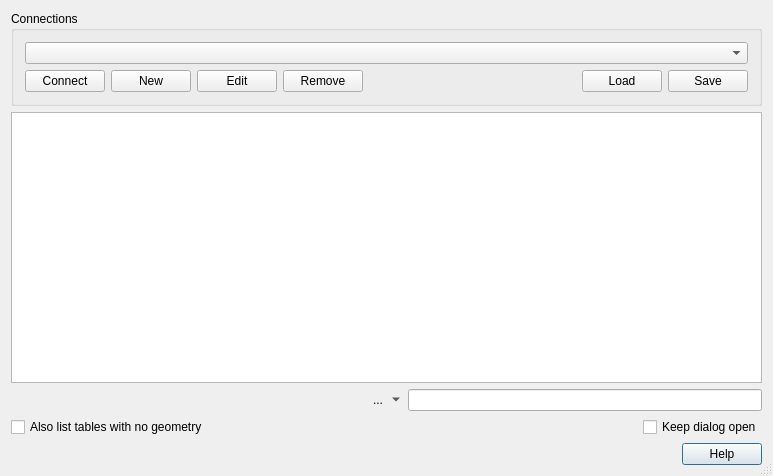
First picture: the form in src/ui/qgsdbsourceselectbase.ui, repository nextgis/nextgisqgis, before the edit.
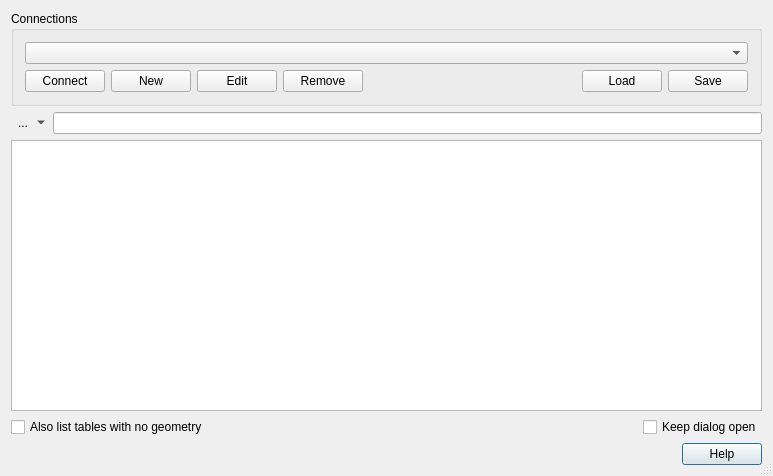
Second picture: the form after the edit. Icons and pictures are not drawn. Custom widgets are drawn as their Qt base class.

The edit to the form file:
```diff
--- a/src/ui/qgsdbsourceselectbase.ui
+++ b/src/ui/qgsdbsourceselectbase.ui
@@ -24,14 +24,7 @@
    <bool>true</bool>
   </property>
   <layout class="QGridLayout" name="gridLayout_2">
-   <item row="7" column="0">
-    <widget class="QDialogButtonBox" name="buttonBox">
-     <property name="standardButtons">
-      <set>QDialogButtonBox::Help</set>
-     </property>
-    </widget>
-   </item>
-   <item row="1" column="0">
+   <item row="2" column="0">
     <widget class="QTreeView" name="mTablesTreeView">
      <property name="editTriggers">
       <set>QAbstractItemView::NoEditTriggers</set>
@@ -44,58 +37,12 @@
      </property>
     </widget>
    </item>
-   <item row="5" column="0">
-    <layout class="QHBoxLayout" name="horizontalLayout_3">
-     <item>
-      <spacer name="horizontalSpacer_3">
-       <property name="orientation">
-        <enum>Qt::Horizontal</enum>
-       </property>
-       <property name="sizeHint" stdset="0">
-        <size>
-         <width>40</width>
-         <height>20</height>
-        </size>
-       </property>
-      </spacer>
-     </item>
-     <item>
-      <widget class="QToolButton" name="mSearchSettingsButton">
-       <property name="text">
-        <string>...</string>
-       </property>
-       <property name="icon">
-        <iconset resource="../../images/images.qrc">
-         <normaloff>:/images/themes/default/propertyicons/settings.svg</normaloff>:/images/themes/default/propertyicons/settings.svg</iconset>
-       </property>
-       <property name="popupMode">
-        <enum>QToolButton::MenuButtonPopup</enum>
-       </property>
-       <property name="autoRaise">
-        <bool>true</bool>
-       </property>
-      </widget>
-     </item>
-     <item>
-      <widget class="QgsFilterLineEdit" name="mSearchTableEdit">
-       <property name="sizePolicy">
-        <sizepolicy hsizetype="MinimumExpanding" vsizetype="Fixed">
-         <horstretch>0</horstretch>
-         <verstretch>0</verstretch>
-        </sizepolicy>
-       </property>
-       <property name="minimumSize">
-        <size>
-         <width>200</width>
-         <height>0</height>
-        </size>
-       </property>
-       <property name="showSearchIcon" stdset="0">
-        <bool>true</bool>
-       </property>
-      </widget>
-     </item>
-    </layout>
+   <item row="8" column="0">
+    <widget class="QDialogButtonBox" name="buttonBox">
+     <property name="standardButtons">
+      <set>QDialogButtonBox::Help</set>
+     </property>
+    </widget>
    </item>
    <item row="0" column="0">
     <widget class="QGroupBox" name="connectionsGroupBox">
@@ -214,6 +161,46 @@
      </item>
     </layout>
    </item>
+   <item row="1" column="0">
+    <layout class="QHBoxLayout" name="horizontalLayout_3">
+     <item>
+      <widget class="QToolButton" name="mSearchSettingsButton">
+       <property name="text">
+        <string>...</string>
+       </property>
+       <property name="icon">
+        <iconset resource="../../images/images.qrc">
+         <normaloff>:/images/themes/default/propertyicons/settings.svg</normaloff>:/images/themes/default/propertyicons/settings.svg</iconset>
+       </property>
+       <property name="popupMode">
+        <enum>QToolButton::MenuButtonPopup</enum>
+       </property>
+       <property name="autoRaise">
+        <bool>true</bool>
+       </property>
+      </widget>
+     </item>
+     <item>
+      <widget class="QgsFilterLineEdit" name="mSearchTableEdit">
+       <property name="sizePolicy">
+        <sizepolicy hsizetype="MinimumExpanding" vsizetype="Fixed">
+         <horstretch>0</horstretch>
+         <verstretch>0</verstretch>
+        </sizepolicy>
+       </property>
+       <property name="minimumSize">
+        <size>
+         <width>200</width>
+         <height>0</height>
+        </size>
+       </property>
+       <property name="showSearchIcon">
+        <bool>true</bool>
+       </property>
+      </widget>
+     </item>
+    </layout>
+   </item>
   </layout>
  </widget>
  <layoutdefault spacing="6" margin="11"/>
```
Left out of the diff: 2 changed lines with no effect on the pictures.
